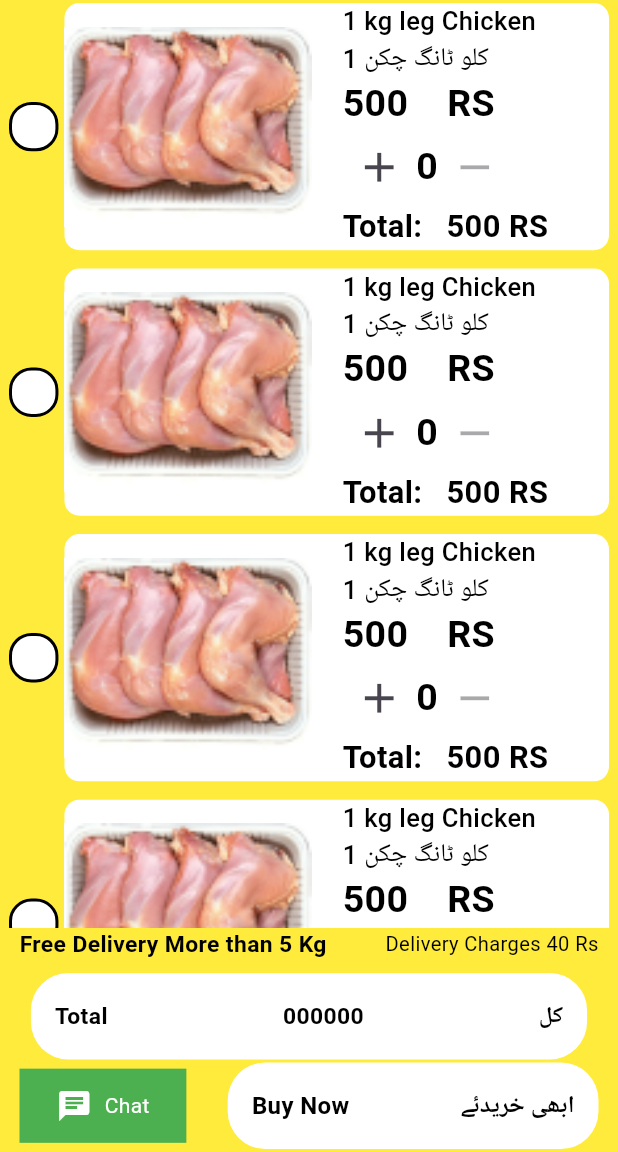
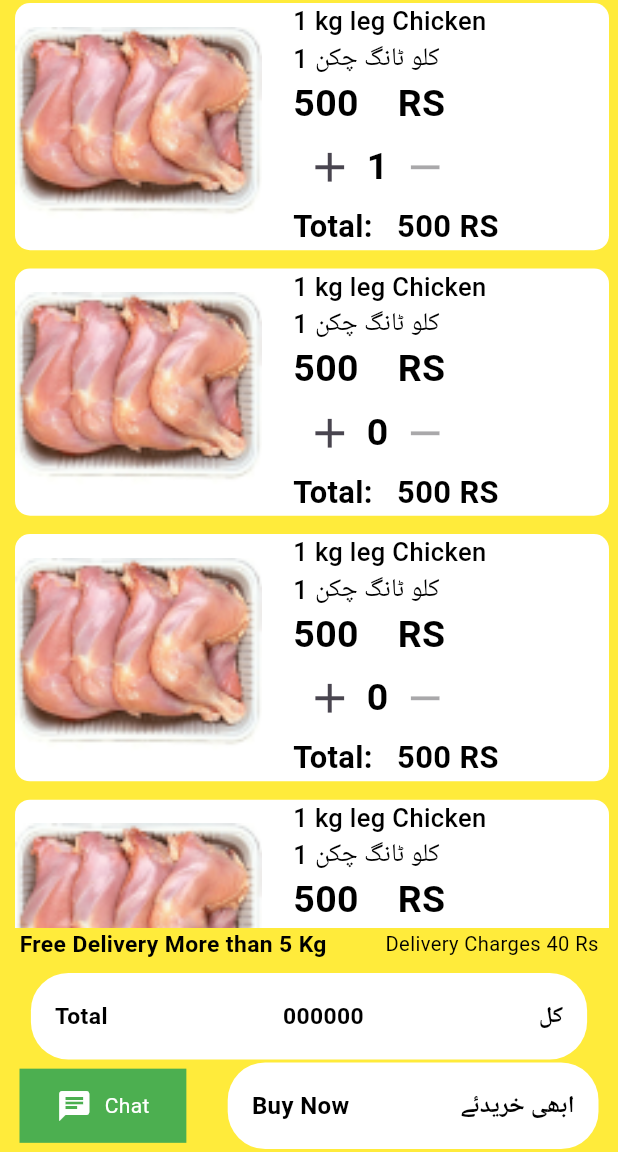
Before and after one commit to RidaSyed244/meat_mingle, a Flutter app: the screen it shows after launch, after a tap on the "add" icon, on a phone screen of 412 x 824 dp, the part 84-1236 px from its top. Run offline on Flutter 3.47's test engine with Material 3 defaults, Android fonts, the phone set to English and light mode, and no system bars; our stand-ins replace cloud_firestore, firebase_auth, firebase_core, hooks_riverpod, location, responsive_sizer; missing offline and left inert: workmanager; accounts and stored records are empty.

Commit message:
Crat screen updated

```diff
--- a/lib/main.dart
+++ b/lib/main.dart
@@ -25,14 +25,14 @@ void callbackDispatcher() {
 Future<void> main() async {
   await WidgetsFlutterBinding.ensureInitialized();
   await Firebase.initializeApp();
-  Workmanager().initialize(callbackDispatcher, isInDebugMode: true);
-  Workmanager().registerPeriodicTask(
-    "1",
-    "get_location_background_task",
-    frequency: Duration(minutes: 2), // Change the frequency to 5 seconds
-  );
+  // Workmanager().initialize(callbackDispatcher, isInDebugMode: true);
+  // Workmanager().registerPeriodicTask(
+  //   "1",
+  //   "get_location_background_task",
+  //   frequency: Duration(minutes: 2), // Change the frequency to 5 seconds
+  // );
 
-  runApp(MyApp());
+  runApp(ProviderScope(child: MyApp()));
 }
 
 class MyApp extends StatelessWidget {
@@ -41,11 +41,9 @@ class MyApp extends StatelessWidget {
   @override
   Widget build(BuildContext context) {
     return ResponsiveSizer(builder: (context, orientation, screenType) {
-      return ProviderScope(
-        child: MaterialApp(
-          debugShowCheckedModeBanner: false,
-          home: Dashboard(),
-        ),
+      return MaterialApp(
+        debugShowCheckedModeBanner: false,
+        home: Dashboard(),
       );
     });
   }
--- a/lib/screens/dashboard/model/dashboard_model.dart
+++ b/lib/screens/dashboard/model/dashboard_model.dart
@@ -1,9 +1,39 @@
 class SelectedItems {
+  String? imagePath;
   String? name;
+  String? urduName;
   int? price;
-  int count = 0;
-  int totalPrice = 0;
+  int count;
+  int totalPrice;
   bool? isSelected;
 
-  SelectedItems({this.name, this.isSelected});
+  SelectedItems({
+    this.imagePath,
+    this.name,
+    this.urduName,
+    this.price,
+    this.count = 0,
+    this.totalPrice = 0,
+    this.isSelected,
+  });
+
+  SelectedItems copyWith({
+    String? imagePath,
+    String? name,
+    String? urduName,
+    int? price,
+    int? count,
+    int? totalPrice,
+    bool? isSelected,
+  }) {
+    return SelectedItems(
+      imagePath: imagePath ?? this.imagePath,
+      name: name ?? this.name,
+      urduName: urduName ?? this.urduName,
+      price: price ?? this.price,
+      count: count ?? this.count,
+      totalPrice: totalPrice ?? this.totalPrice,
+      isSelected: isSelected ?? this.isSelected,
+    );
+  }
 }
--- a/lib/screens/dashboard/view model/dashboard_view_model.dart
+++ b/lib/screens/dashboard/view model/dashboard_view_model.dart
@@ -1,21 +1,18 @@
 import 'package:flutter/material.dart';
+import 'package:meat_mingle/screens/dashboard/model/dashboard_model.dart';
 
 class DashboardModel extends ChangeNotifier {
-  int counter = 0;
-  int producPprice = 0;
-  int totalPrice = 0;
-  increment() {
-    counter++;
+  increment(SelectedItems selectedItems) {
+    selectedItems.count++;
     notifyListeners();
   }
 
-  void decrement() {
-    counter--;
+  void decrement(SelectedItems selectedItems) {
+    selectedItems.count--;
     notifyListeners();
   }
 
-  void totall() {
-    totalPrice = counter * producPprice;
-    notifyListeners();
-  }
+  // void totall() {
+  //   notifyListeners();
+  // }
 }
--- a/lib/screens/dashboard/view/dashboard.dart
+++ b/lib/screens/dashboard/view/dashboard.dart
@@ -18,6 +18,7 @@ class Dashboard extends ConsumerStatefulWidget {
 class _DashboardState extends ConsumerState<Dashboard> {
   @override
   Widget build(BuildContext context) {
+    final cart = ref.watch(dashboardModel);
     return Scaffold(
       backgroundColor: ColorPalette.appBGcolor,
       bottomNavigationBar: BottomBar(),
@@ -54,59 +55,56 @@ class _DashboardState extends ConsumerState<Dashboard> {
         separatorBuilder: (context, index) => SizedBox(height: 1.h),
         itemCount: itemList.length,
         itemBuilder: (context, index) {
-          Map<String, dynamic> item = itemList[index];
+          final item = itemList[index];
           return Padding(
             padding: const EdgeInsets.symmetric(horizontal: 6, vertical: 2),
             child: Row(
               children: [
-                GestureDetector(
-                  onTap: () {
-                    // setState(() {
-                    //   selectedItems[index] = !(selectedItems[index] ?? false);
-                    // });
-                  },
-                  child: Container(
-                    width: 8.w,
-                    height: 4.h,
-                    decoration: BoxDecoration(
-                      borderRadius: BorderRadius.circular(15),
-                      color: Colors.white,
-                      border: Border.all(
-                        color: Colors.black,
-                        width: 2,
-                      ),
-                    ),
-                    child: selectedItems[index] == true
-                        ? Center(
-                            child: Container(
-                              width: 4.w,
-                              height: 4.h,
-                              decoration: BoxDecoration(
-                                shape: BoxShape.circle,
-                                color: Colors.yellow,
-                              ),
-                            ),
-                          )
-                        : SizedBox(),
-                  ),
-                ),
+//                 GestureDetector(
+//                   onTap: () {
+//                     // setState(() {
+// \                    // });
+//                   },
+//                   child: Container(
+//                     width: 8.w,
+//                     height: 4.h,
+//                     decoration: BoxDecoration(
+//                       borderRadius: BorderRadius.circular(15),
+//                       color: Colors.white,
+//                       border: Border.all(
+//                         color: Colors.black,
+//                         width: 2,
+//                       ),
+//                     ),
+//                     child: cart.selectedItemIndex == true
+//                         ? Center(
+//                             child: Container(
+//                               width: 4.w,
+//                               height: 4.h,
+//                               decoration: BoxDecoration(
+//                                 shape: BoxShape.circle,
+//                                 color: Colors.yellow,
+//                               ),
+//                             ),
+//                           )
+//                         : SizedBox(),
+//                   ),
+//                 ),
                 SizedBox(width: 4),
                 Expanded(
                   child: CustomContainers(
                       image: Image.asset(
-                        item['imagePath'],
+                        item.imagePath.toString(),
                         fit: BoxFit.contain,
                       ),
-                      name: item['name'],
-                      urduName: item['urduName'],
-                      price: item['price'],
-                      count: ref.watch(dashboardModel.notifier).counter,
-                      totalPrice: item['totalPrice'],
+                      name: item.name,
+                      urduName: item.urduName,
+                      price: item.price,
+                      count: item.count,
+                      totalPrice: item.totalPrice,
                       addIcon: Icon(Icons.add),
                       icon1pess: () async {
-                        await ref.watch(dashboardModel.notifier).increment();
-                        print("Pressded");
-                        print("${ref.watch(dashboardModel.notifier).counter}");
+                        await ref.read(dashboardModel).increment(item);
                       },
                       removeIcon: Icon(Icons.remove)),
                 ),
--- a/lib/screens/dashboard/widgets/widgets.dart
+++ b/lib/screens/dashboard/widgets/widgets.dart
@@ -1,4 +1,5 @@
 import 'package:flutter/material.dart';
+import 'package:meat_mingle/screens/dashboard/model/dashboard_model.dart';
 import 'package:responsive_sizer/responsive_sizer.dart';
 
 class BottomBar extends StatelessWidget {
@@ -129,38 +130,41 @@ class BottomBar extends StatelessWidget {
   }
 }
 
-Map<int, bool> selectedItems = {};
-List<Map<String, dynamic>> itemList = [
-  {
-    'imagePath': "assets/images/chick.png",
-    'name': "1 kg leg Chicken",
-    'urduName': "1 کلو ٹانگ چکن",
-    'price': 500,
-    'count': 0,
-    'totalPrice': 500,
-  },
-  {
-    'imagePath': "assets/images/chick.png",
-    'name': "1 kg leg Chicken",
-    'urduName': "1 کلو ٹانگ چکن",
-    'price': 500,
-    'count': 0,
-    'totalPrice': 500,
-  },
-  {
-    'imagePath': "assets/images/chick.png",
-    'name': "1 kg leg Chicken",
-    'urduName': "1 کلو ٹانگ چکن",
-    'price': 500,
-    'count': 0,
-    'totalPrice': 500,
-  },
-  {
-    'imagePath': "assets/images/chick.png",
-    'name': "1 kg leg Chicken",
-    'urduName': "1 کلو ٹانگ چکن",
-    'price': 500,
-    'count': 0,
-    'totalPrice': 500,
-  },
+List<SelectedItems> itemList = [
+  SelectedItems(
+    imagePath: "assets/images/chick.png",
+    name: "1 kg leg Chicken",
+    urduName: "1 کلو ٹانگ چکن",
+    price: 500,
+    count: 0,
+    totalPrice: 500,
+    isSelected: false,
+  ),
+  SelectedItems(
+    imagePath: "assets/images/chick.png",
+    name: "1 kg leg Chicken",
+    urduName: "1 کلو ٹانگ چکن",
+    price: 500,
+    count: 0,
+    totalPrice: 500,
+    isSelected: false,
+  ),
+  SelectedItems(
+    imagePath: "assets/images/chick.png",
+    name: "1 kg leg Chicken",
+    urduName: "1 کلو ٹانگ چکن",
+    price: 500,
+    count: 0,
+    totalPrice: 500,
+    isSelected: false,
+  ),
+  SelectedItems(
+    imagePath: "assets/images/chick.png",
+    name: "1 kg leg Chicken",
+    urduName: "1 کلو ٹانگ چکن",
+    price: 500,
+    count: 0,
+    totalPrice: 500,
+    isSelected: false,
+  ),
 ];
```
